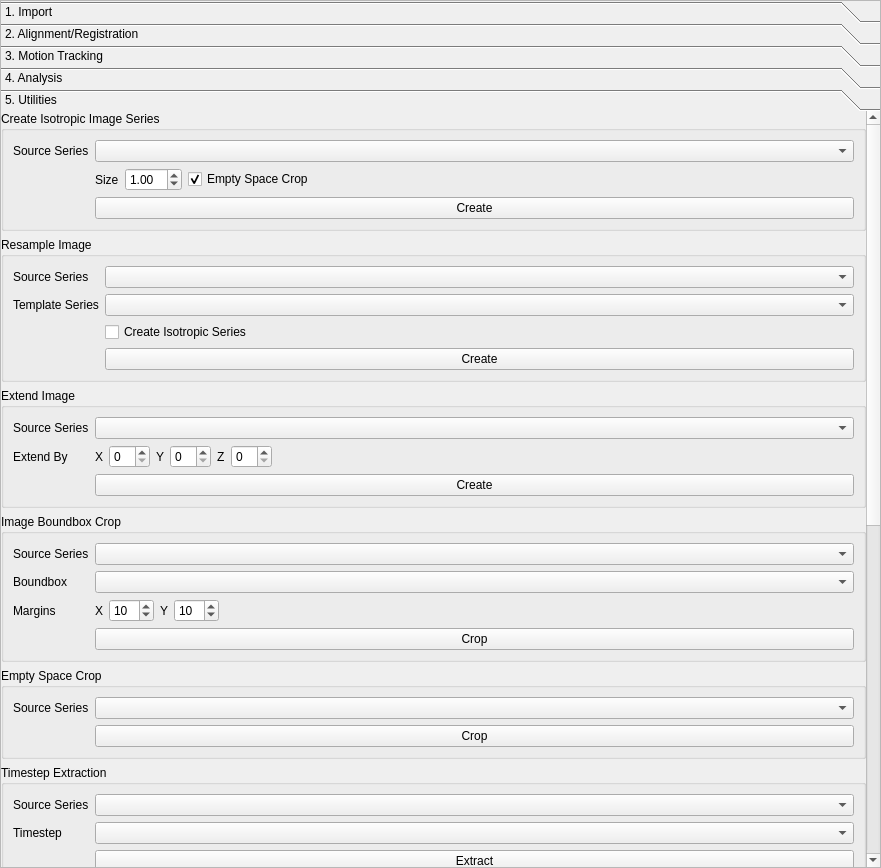
This is src/ui/CardiacMotionProp.ui in ericspod/Eidolon as Qt 5 draws it before an edit. The edited form follows.
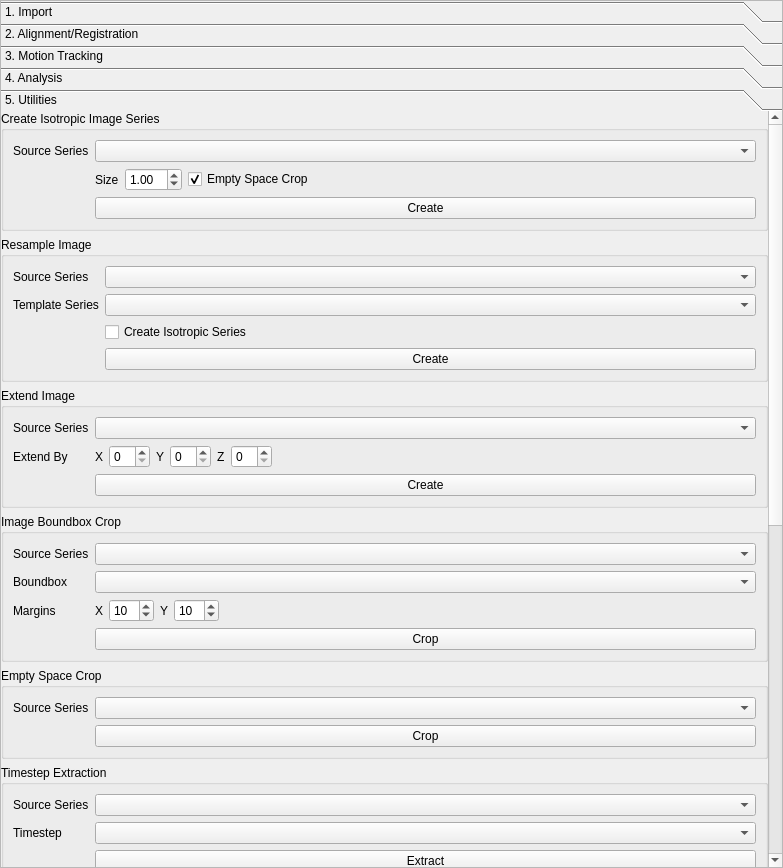
This is the edited form.

Diff of the .ui file:
```diff
--- a/src/ui/CardiacMotionProp.ui
+++ b/src/ui/CardiacMotionProp.ui
@@ -6,7 +6,7 @@
    <rect>
     <x>0</x>
     <y>0</y>
-    <width>881</width>
+    <width>783</width>
     <height>868</height>
    </rect>
   </property>
@@ -1634,7 +1634,7 @@
        <rect>
         <x>0</x>
         <y>-799</y>
-        <width>866</width>
+        <width>768</width>
         <height>1540</height>
        </rect>
       </property>
```
Left out of the diff: 85 changed lines with no effect on the pictures.
